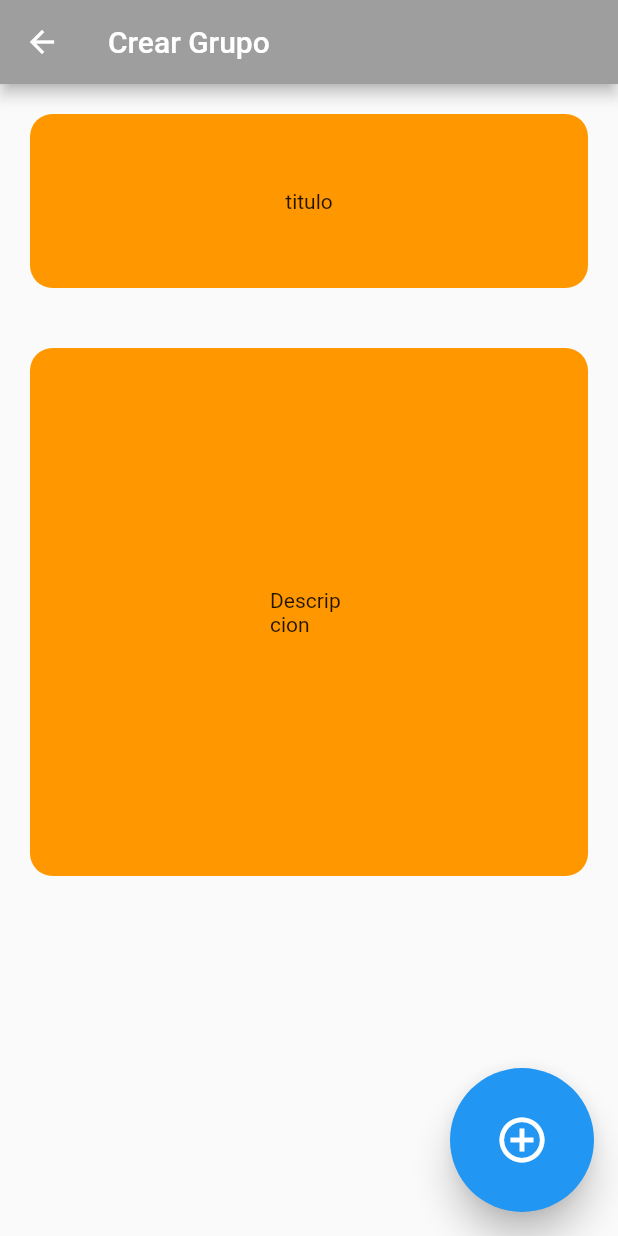
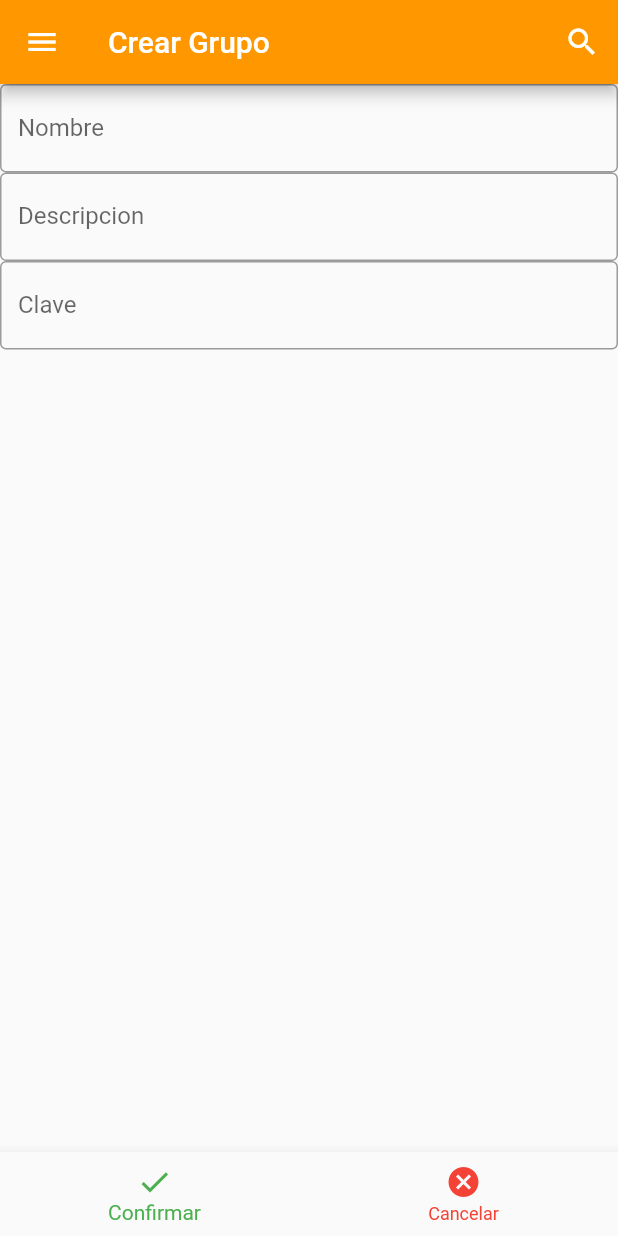
Before and after one commit to alexis-bdc/tusgrupos, a Flutter app: the CreateGroup screen opened directly, on a phone screen of 412 x 824 dp. Run offline on Flutter 3.47's test engine with Material 2 defaults, Android fonts, the light colour scheme and no system bars.

Commit message:
to finish view

```diff
--- a/lib/screens/crear_grup_screen.dart
+++ b/lib/screens/crear_grup_screen.dart
@@ -1,4 +1,3 @@
-
 import 'package:flutter/material.dart';
 import 'package:tusgrupos/screens/home_screen.dart';
 
@@ -10,58 +9,77 @@ class CreateGroup extends StatelessWidget {
     // TODO: crear grupo screen
 
     return Scaffold(
+      //--------------------appbar--------------------
       appBar: AppBar(
-        backgroundColor: Colors.grey,
-        title: const Text("Crear Grupo"),
-        leading: GestureDetector( //todo: conectar a buscar grupos
-          onTap: () {
-            Navigator.of(context).push(
-                MaterialPageRoute(builder: (context) => const HomeScreen())
-            );
-          },
-          child: const Icon(Icons.arrow_back),
-        ),
-      ),
+          backgroundColor: Colors.orange,
+          title: const Text("Crear Grupo"),
+          leading: Builder(
+            builder: (BuildContext context) {
+              return IconButton(
+                icon: const Icon(Icons.menu),
+                onPressed: () {
+                  Scaffold.of(context).openDrawer();
+                },
+              );
+            },
+          ),
+          actions: <Widget>[
+            IconButton(
+              //todo: conectar a buscar grupo
+              onPressed: () {},
+              icon: const Icon(Icons.search),
+              tooltip: 'buscar grupos',
+            ),
+          ]),
+      //--------------------body--------------------
       body: Column(
-        crossAxisAlignment: CrossAxisAlignment.start,
-        children: <Widget>[
-
-          Container( //todo: implementar cuadros de registro
-            decoration: BoxDecoration(
-              shape: BoxShape.rectangle,
-              color: Colors.orange,
-              borderRadius: BorderRadius.circular(15.0),
+        //crossAxisAlignment: CrossAxisAlignment.start,
+        children: const <Widget>[
+          TextField(
+            decoration: InputDecoration(
+              border: OutlineInputBorder(),
+              labelText: 'Nombre',
             ),
-            alignment: Alignment.center,
-            padding: const EdgeInsets.all(50.0),
-            margin: const EdgeInsets.all(20.0),
-            child: const Text("titulo")
           ),
-
-
-          Container( //todo: implementar cuadro de registro descripcion
-              decoration: BoxDecoration(
-                shape: BoxShape.rectangle,
-                color: Colors.orange,
-                borderRadius: BorderRadius.circular(15.0),
-              ),
-              alignment: Alignment.center,
-              padding: const EdgeInsets.all(160.0),
-              margin: const EdgeInsets.all(20.0),
-              child: const Text("Descripcion")
+          TextField(
+            decoration: InputDecoration(
+              border: OutlineInputBorder(),
+              labelText: 'Descripcion',
+            ),
           ),
-
-
-
+          TextField(
+            decoration: InputDecoration(
+              border: OutlineInputBorder(),
+              labelText: 'Clave',
+            ),
+          ),
         ],
       ),
-      floatingActionButton: FloatingActionButton.large(
-        onPressed: () {  },
-        elevation: 10,
-        child: const Icon(Icons.add_circle_outline),
+      //--------------------BottomNavigationBar------------------------------
+      bottomNavigationBar: BottomNavigationBar(
+        items: const <BottomNavigationBarItem>[
+          BottomNavigationBarItem(
+            icon: Icon(Icons.check),
+            label: 'Confirmar',
+          ),
+          BottomNavigationBarItem(
+            icon: Icon(Icons.cancel),
+            label: 'Cancelar',
+          )
+        ],
+        currentIndex: 0,
+        selectedItemColor: Colors.green,
+        unselectedItemColor: Colors.red,
+        onTap: (index) {
+          if (index == 0) {
+            Navigator.of(context).push(
+                MaterialPageRoute(builder: (context) => const HomeScreen()));
+          } else if (index == 1) {
+            Navigator.of(context).push(
+                MaterialPageRoute(builder: (context) => const HomeScreen()));
+          }
+        },
       ),
-
     );
   }
-
 }
```
